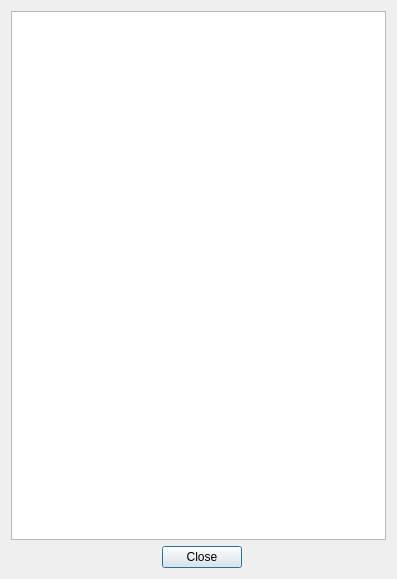
Qt form src/displaydialog.ui (VirtualPhotonics/MieSimulatorGUI) before a commit.
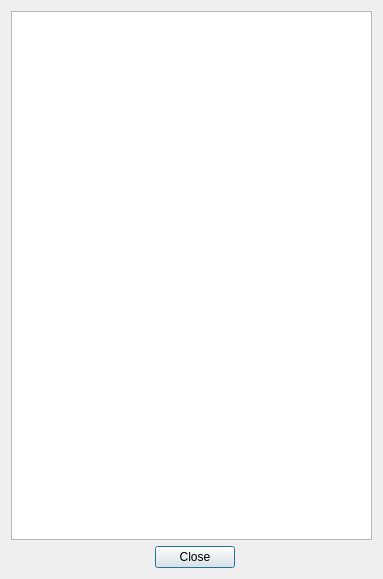
The same form after that commit.

Diff of the .ui file:
```diff
--- a/src/displaydialog.ui
+++ b/src/displaydialog.ui
@@ -6,7 +6,7 @@
    <rect>
     <x>0</x>
     <y>0</y>
-    <width>397</width>
+    <width>383</width>
     <height>579</height>
    </rect>
   </property>
```
